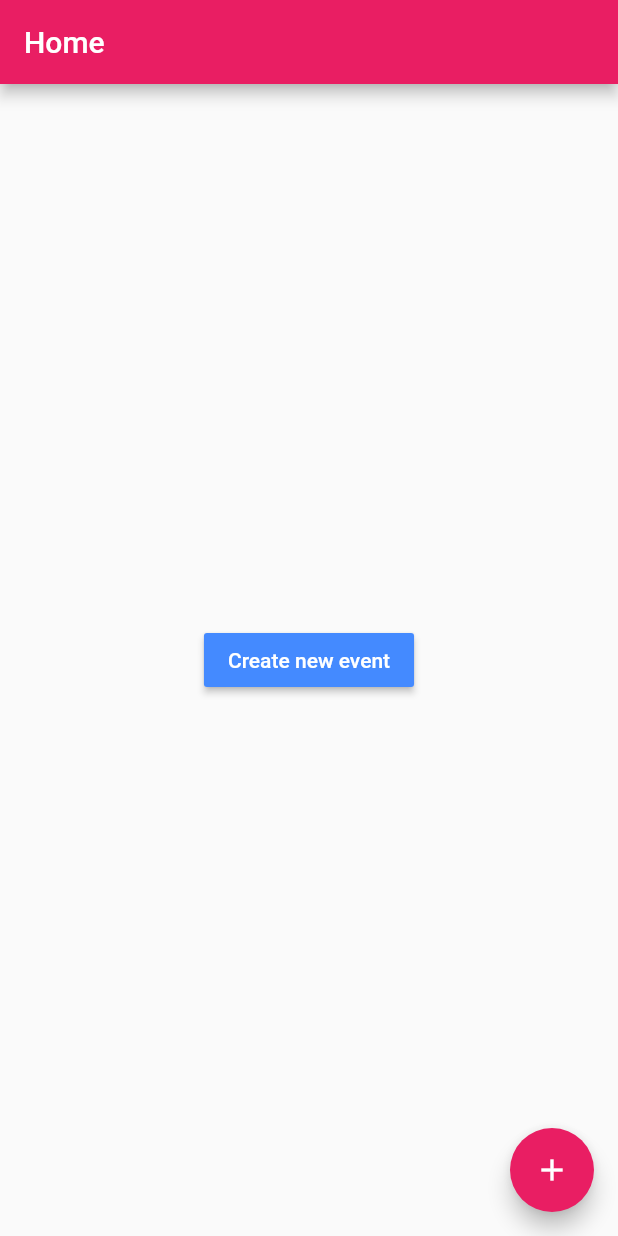
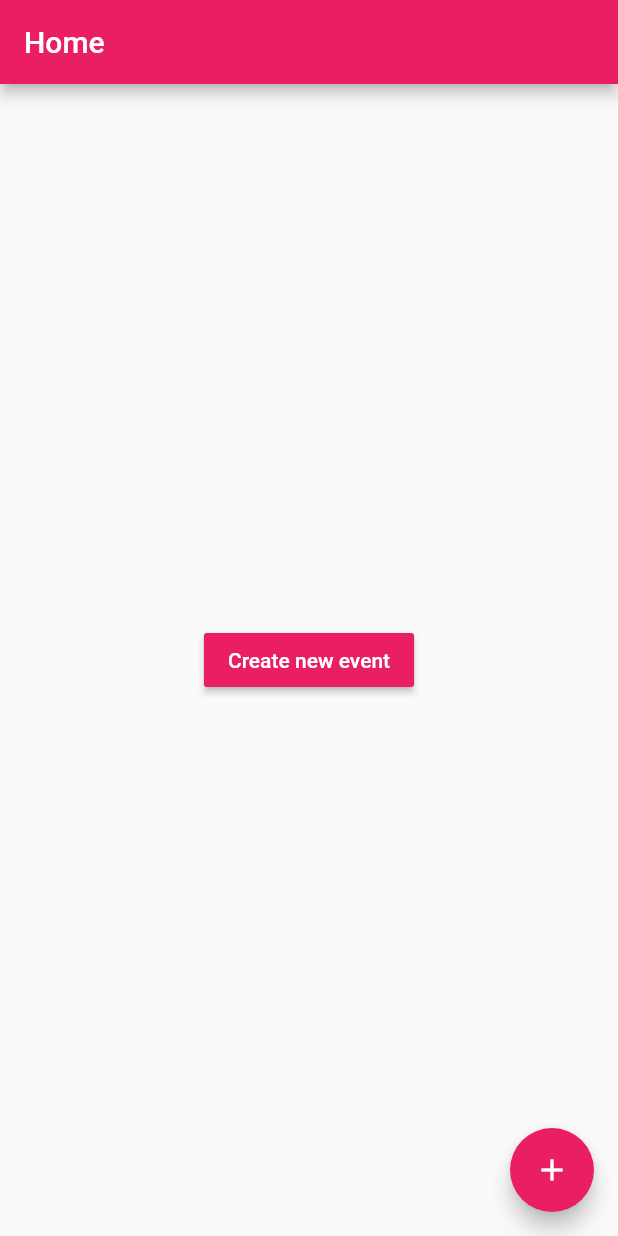
Before and after one commit to elvisun/swag-distribution-authenticator, a Flutter app: the screen it shows after launch, on a phone screen of 412 x 824 dp. Run offline on Flutter 3.47's test engine with Material 2 defaults, Android fonts, the light colour scheme and no system bars; our stand-ins replace camera, cloud_firestore, cloud_functions; missing offline and left inert: mlkit; accounts and stored records are empty.

Commit message:
UI clean up

```diff
--- a/app/lib/list_empty_state.dart
+++ b/app/lib/list_empty_state.dart
@@ -9,7 +9,7 @@ class ListEmptyState extends StatelessWidget {
 
     return Center(
       child: MaterialButton(
-        color: Colors.blueAccent,
+        color: Colors.pink,
         textColor: Colors.white,
         onPressed: _navigateToCreate,
         child: Text("Create new event"),
```
Also changed, not shown: app/lib/collection_view.dart (+15 -4 lines).
